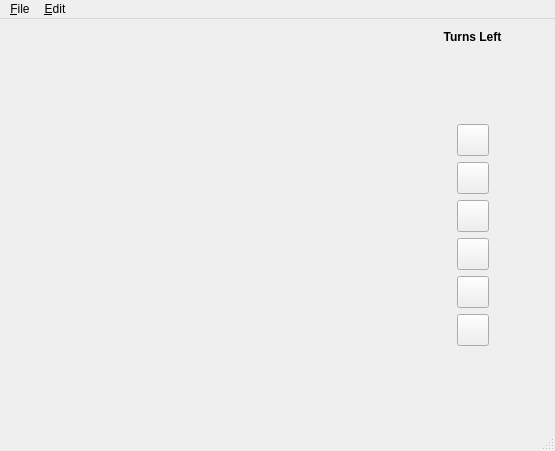
The window that MainWindow.ui (xmichelo/Colorspread) describes before a commit, drawn with Qt 5.
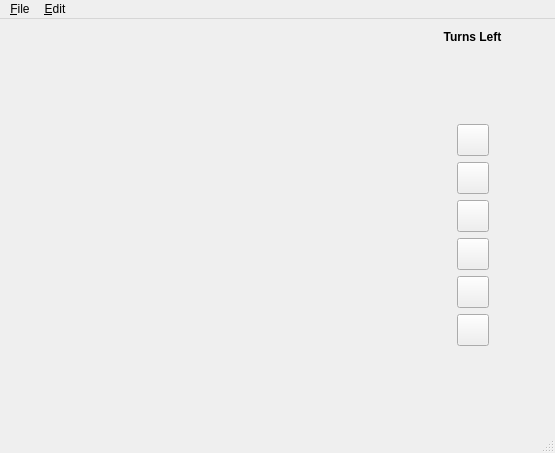
The same window after the commit. Custom widgets are drawn as their Qt base class.

What changed in the file:
```diff
--- a/MainWindow.ui
+++ b/MainWindow.ui
@@ -7,7 +7,7 @@
     <x>0</x>
     <y>0</y>
     <width>555</width>
-    <height>451</height>
+    <height>453</height>
    </rect>
   </property>
   <property name="windowTitle">
```
Left out of the diff: 5 changed lines with no effect on the pictures.
